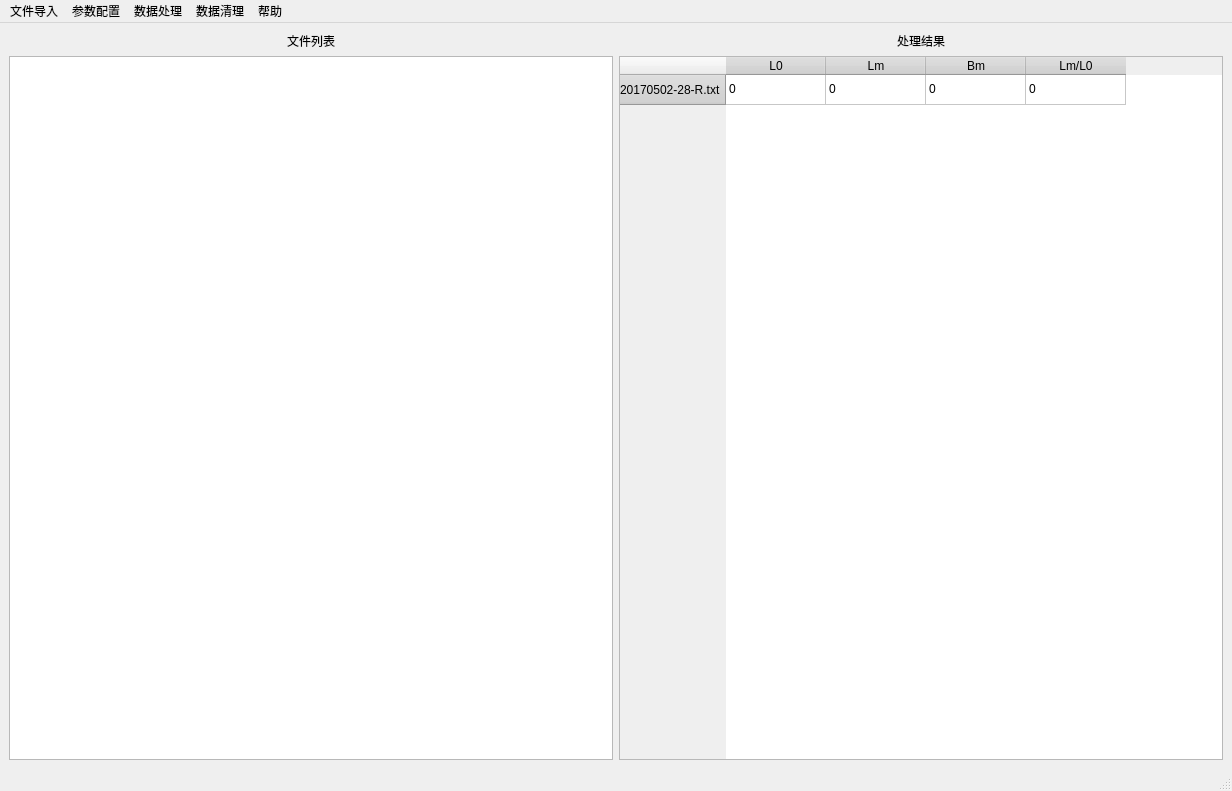
Above: gui/gui_bak.ui from pshenglh/boom before the change. Below: the same form after it.
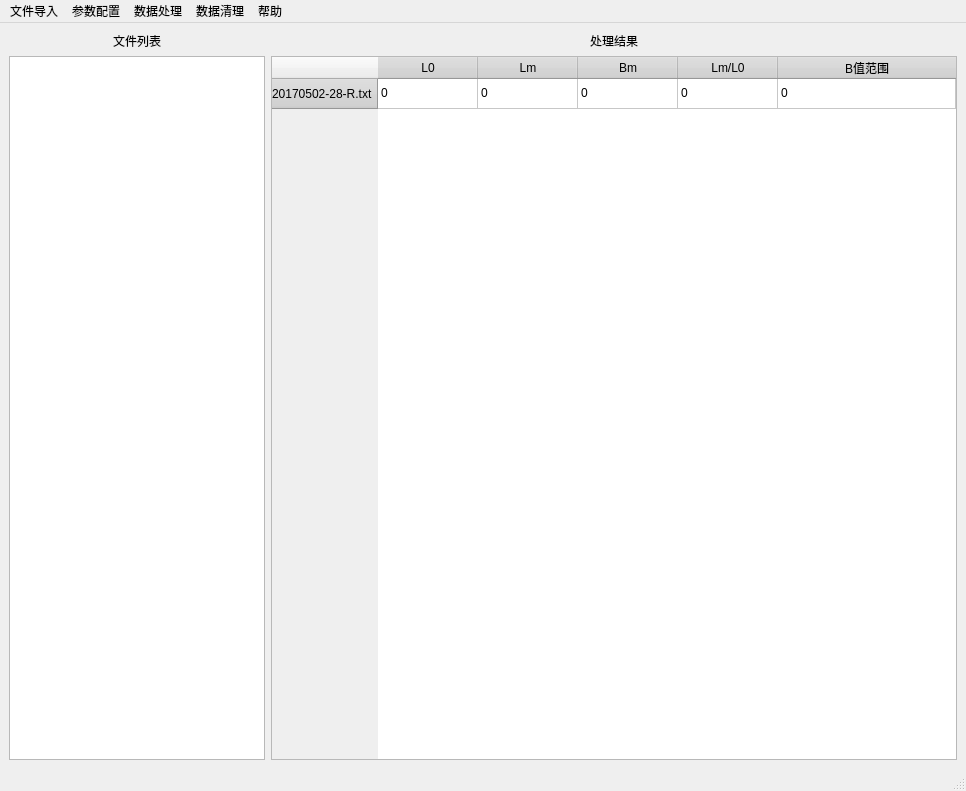
That is the form after the change.

What changed in the file:
```diff
--- a/gui/gui_bak.ui
+++ b/gui/gui_bak.ui
@@ -6,7 +6,7 @@
    <rect>
     <x>0</x>
     <y>0</y>
-    <width>1232</width>
+    <width>966</width>
     <height>791</height>
    </rect>
   </property>
@@ -28,7 +28,14 @@
        </widget>
       </item>
       <item>
-       <widget class="QTextBrowser" name="FileList"/>
+       <widget class="QTextBrowser" name="FileList">
+        <property name="sizePolicy">
+         <sizepolicy hsizetype="Fixed" vsizetype="Expanding">
+          <horstretch>0</horstretch>
+          <verstretch>0</verstretch>
+         </sizepolicy>
+        </property>
+       </widget>
       </item>
      </layout>
     </item>
@@ -100,7 +107,7 @@
          <bool>false</bool>
         </attribute>
         <attribute name="horizontalHeaderStretchLastSection">
-         <bool>false</bool>
+         <bool>true</bool>
         </attribute>
         <attribute name="verticalHeaderCascadingSectionResizes">
          <bool>true</bool>
@@ -158,6 +165,14 @@
           <set>AlignCenter</set>
          </property>
         </column>
+        <column>
+         <property name="text">
+          <string>B值范围</string>
+         </property>
+         <property name="textAlignment">
+          <set>AlignCenter</set>
+         </property>
+        </column>
         <item row="0" column="0">
          <property name="text">
           <string>0</string>
@@ -178,6 +193,11 @@
           <string>0</string>
          </property>
         </item>
+        <item row="0" column="4">
+         <property name="text">
+          <string>0</string>
+         </property>
+        </item>
        </widget>
       </item>
      </layout>
@@ -189,7 +209,7 @@
     <rect>
      <x>0</x>
      <y>0</y>
-     <width>1232</width>
+     <width>966</width>
      <height>30</height>
     </rect>
    </property>
```
Left out of the diff: 18 changed lines with no effect on the pictures.
